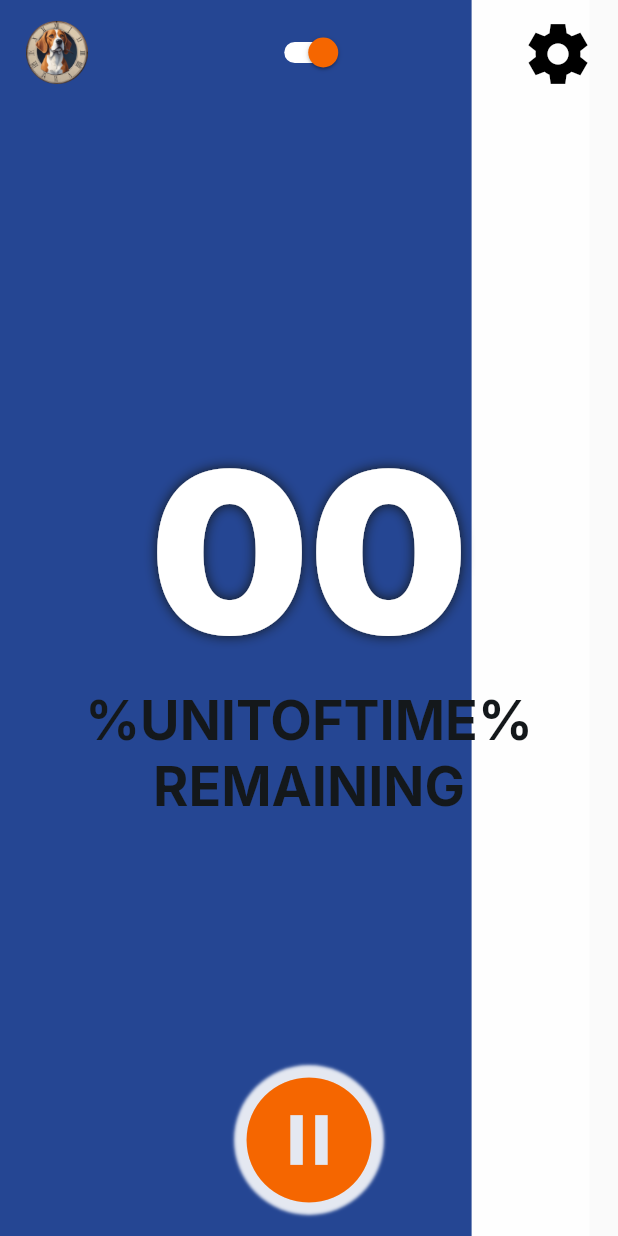
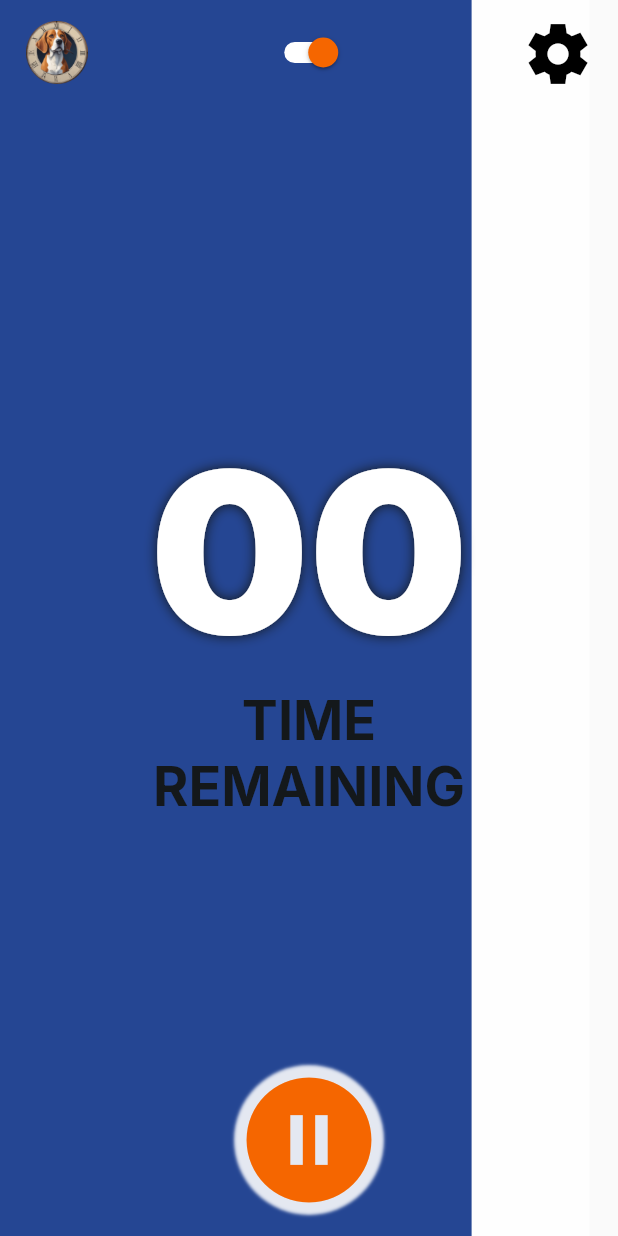
Before and after one commit to KodaShute/chronobeagle, a Flutter app: the TimerWidget screen opened by its route, on a phone screen of 412 x 824 dp. Run offline on Flutter 3.47's test engine with Material 3 defaults, Android fonts, the phone set to English and light mode, and no system bars; drawn by our look-alikes of percent_indicator; our stand-ins replace auto_size_text, font_awesome_flutter, from_css_color, go_router, google_fonts, page_transition and 3 more; missing offline and left inert: json_path; accounts and stored records are empty.

Commit message:
Updating to latest FlutterFlow output.

```diff
--- a/lib/pages/timer/timer_widget.dart
+++ b/lib/pages/timer/timer_widget.dart
@@ -125,7 +125,7 @@ class _TimerWidgetState extends State<TimerWidget> {
                             text: TextSpan(
                               children: [
                                 TextSpan(
-                                  text: '%UNITOFTIME%\nREMAINING',
+                                  text: 'TIME\nREMAINING',
                                   style: FlutterFlowTheme.of(context)
                                       .bodyMedium
                                       .override(
```
